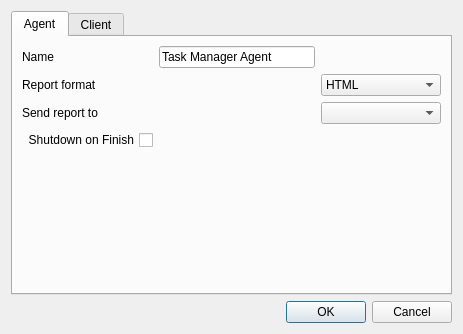
The window that ConfigurationEditingTool/src/settingsdialog.ui (MickaelOnTheWave/GuimicK) describes before a commit, drawn with Qt 5.
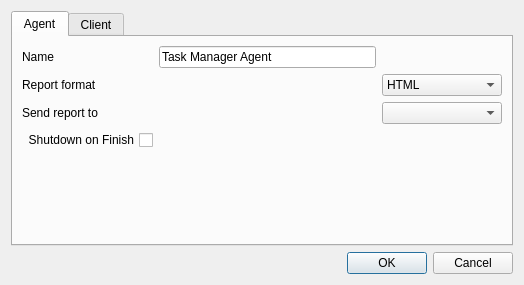
The same window after the commit. Custom widgets are drawn as their Qt base class.

```diff
--- a/ConfigurationEditingTool/src/settingsdialog.ui
+++ b/ConfigurationEditingTool/src/settingsdialog.ui
@@ -6,8 +6,8 @@
    <rect>
     <x>0</x>
     <y>0</y>
-    <width>463</width>
-    <height>334</height>
+    <width>524</width>
+    <height>285</height>
    </rect>
   </property>
   <property name="windowTitle">
```
Left out of the diff: 37 changed lines with no effect on the pictures.
